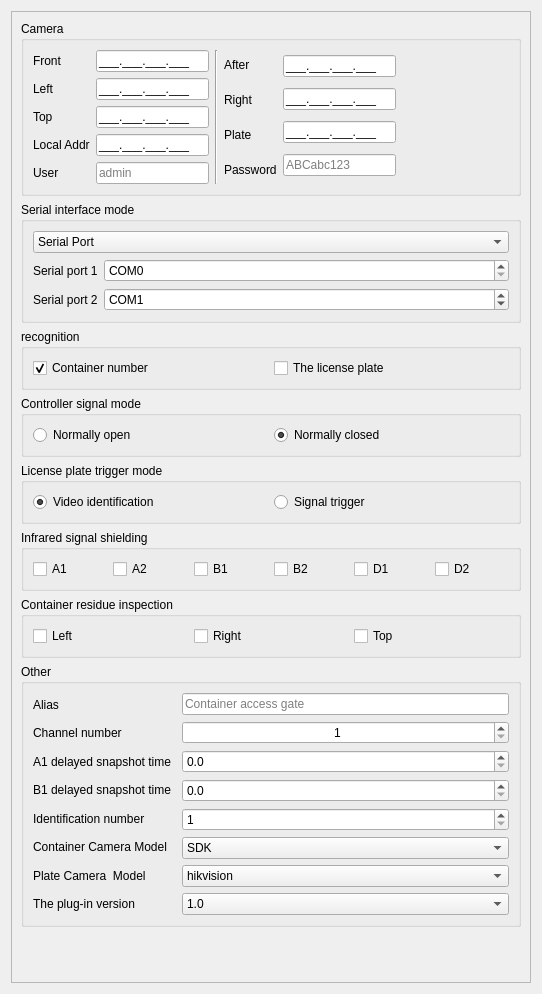
Before: the Qt Designer form Main/Setting/channel_setting_form.ui in 519984307/Container_Multiple_Channels_20200522, drawn with Qt 5.
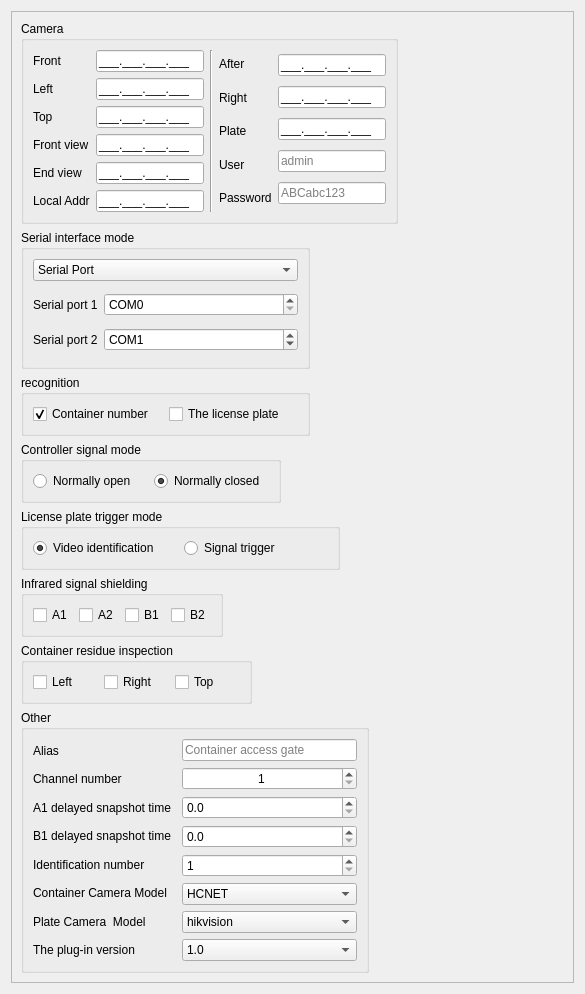
After: the same form once the commit is applied.

```diff
--- a/Main/Setting/channel_setting_form.ui
+++ b/Main/Setting/channel_setting_form.ui
@@ -6,7 +6,7 @@
    <rect>
     <x>0</x>
     <y>0</y>
-    <width>542</width>
+    <width>585</width>
     <height>994</height>
    </rect>
   </property>
@@ -16,27 +16,33 @@
   <property name="autoFillBackground">
    <bool>false</bool>
   </property>
-  <layout class="QGridLayout" name="gridLayout_8">
+  <layout class="QGridLayout" name="gridLayout_9">
    <item row="0" column="0">
     <widget class="QScrollArea" name="scrollArea">
      <property name="widgetResizable">
       <bool>true</bool>
      </property>
+     <property name="alignment">
+      <set>Qt::AlignCenter</set>
+     </property>
      <widget class="QWidget" name="scrollAreaWidgetContents">
       <property name="geometry">
        <rect>
         <x>0</x>
         <y>0</y>
-        <width>518</width>
+        <width>561</width>
         <height>970</height>
        </rect>
       </property>
-      <layout class="QGridLayout" name="gridLayout_9">
-       <item row="0" column="0">
+      <layout class="QGridLayout" name="gridLayout_8">
+       <item row="0" column="0" colspan="7">
         <widget class="QGroupBox" name="groupBox">
          <property name="title">
           <string>Camera</string>
          </property>
+         <property name="flat">
+          <bool>true</bool>
+         </property>
          <layout class="QGridLayout" name="gridLayout">
           <item row="0" column="0">
            <layout class="QVBoxLayout" name="verticalLayout">
@@ -61,6 +67,20 @@
               </property>
              </widget>
             </item>
+            <item>
+             <widget class="QLabel" name="label_25">
+              <property name="text">
+               <string>Front view</string>
+              </property>
+             </widget>
+            </item>
+            <item>
+             <widget class="QLabel" name="label_26">
+              <property name="text">
+               <string>End view</string>
+              </property>
+             </widget>
+            </item>
             <item>
              <widget class="QLabel" name="label_6">
               <property name="text">
@@ -68,13 +88,6 @@
               </property>
              </widget>
             </item>
-            <item>
-             <widget class="QLabel" name="label_13">
-              <property name="text">
-               <string>User</string>
-              </property>
-             </widget>
-            </item>
            </layout>
           </item>
           <item row="0" column="1">
@@ -100,6 +113,20 @@
               </property>
              </widget>
             </item>
+            <item>
+             <widget class="QLineEdit" name="lineEdit_2">
+              <property name="inputMask">
+               <string>000.000.000.000;_</string>
+              </property>
+             </widget>
+            </item>
+            <item>
+             <widget class="QLineEdit" name="lineEdit_3">
+              <property name="inputMask">
+               <string>000.000.000.000;_</string>
+              </property>
+             </widget>
+            </item>
             <item>
              <widget class="QLineEdit" name="lineEdit">
               <property name="inputMask">
@@ -107,13 +134,6 @@
               </property>
              </widget>
             </item>
-            <item>
-             <widget class="QLineEdit" name="Camera_User">
-              <property name="placeholderText">
-               <string>admin</string>
-              </property>
-             </widget>
-            </item>
            </layout>
           </item>
           <item row="0" column="2">
@@ -146,6 +166,13 @@
               </property>
              </widget>
             </item>
+            <item>
+             <widget class="QLabel" name="label_13">
+              <property name="text">
+               <string>User</string>
+              </property>
+             </widget>
+            </item>
             <item>
              <widget class="QLabel" name="label_12">
               <property name="text">
@@ -178,6 +205,13 @@
               </property>
              </widget>
             </item>
+            <item>
+             <widget class="QLineEdit" name="Camera_User">
+              <property name="placeholderText">
+               <string>admin</string>
+              </property>
+             </widget>
+            </item>
             <item>
              <widget class="QLineEdit" name="Camera_Password">
               <property name="placeholderText">
@@ -187,88 +221,98 @@
             </item>
            </layout>
           </item>
-          <item row="0" column="5">
-           <spacer name="horizontalSpacer">
-            <property name="orientation">
-             <enum>Qt::Horizontal</enum>
-            </property>
-            <property name="sizeHint" stdset="0">
-             <size>
-              <width>40</width>
-              <height>20</height>
-             </size>
-            </property>
-           </spacer>
-          </item>
          </layout>
         </widget>
        </item>
-       <item row="2" column="0">
-        <widget class="QGroupBox" name="groupBox_15">
+       <item row="4" column="5" colspan="3">
+        <spacer name="horizontalSpacer_5">
+         <property name="orientation">
+          <enum>Qt::Horizontal</enum>
+         </property>
+         <property name="sizeHint" stdset="0">
+          <size>
+           <width>131</width>
+           <height>20</height>
+          </size>
+         </property>
+        </spacer>
+       </item>
+       <item row="6" column="2" colspan="6">
+        <spacer name="horizontalSpacer_7">
+         <property name="orientation">
+          <enum>Qt::Horizontal</enum>
+         </property>
+         <property name="sizeHint" stdset="0">
+          <size>
+           <width>131</width>
+           <height>20</height>
+          </size>
+         </property>
+        </spacer>
+       </item>
+       <item row="6" column="0" colspan="2">
+        <widget class="QGroupBox" name="groupBox_17">
          <property name="title">
-          <string>recognition</string>
+          <string>Container residue inspection</string>
          </property>
-         <property name="checkable">
-          <bool>false</bool>
+         <property name="flat">
+          <bool>true</bool>
          </property>
-         <layout class="QGridLayout" name="gridLayout_25">
-          <item row="0" column="0">
-           <widget class="QCheckBox" name="SerialPortOpenState_3">
+         <layout class="QGridLayout" name="gridLayout_6">
+          <item row="0" column="2">
+           <widget class="QCheckBox" name="SerialPortOpenState_13">
             <property name="text">
-             <string>Container number</string>
+             <string>Top</string>
             </property>
             <property name="checked">
-             <bool>true</bool>
+             <bool>false</bool>
             </property>
            </widget>
           </item>
           <item row="0" column="1">
-           <widget class="QCheckBox" name="SerialPortCloseState_3">
+           <widget class="QCheckBox" name="SerialPortOpenState_12">
             <property name="text">
-             <string>The license plate</string>
+             <string>Right</string>
             </property>
             <property name="checked">
              <bool>false</bool>
             </property>
            </widget>
           </item>
-         </layout>
-        </widget>
-       </item>
-       <item row="3" column="0">
-        <widget class="QGroupBox" name="groupBox_13">
-         <property name="title">
-          <string>Controller signal mode</string>
-         </property>
-         <layout class="QGridLayout" name="gridLayout_23">
           <item row="0" column="0">
-           <widget class="QRadioButton" name="SerialPortOpenState">
+           <widget class="QCheckBox" name="SerialPortOpenState_11">
             <property name="text">
-             <string>Normally open</string>
+             <string>Left</string>
             </property>
             <property name="checked">
              <bool>false</bool>
             </property>
            </widget>
           </item>
-          <item row="0" column="1">
-           <widget class="QRadioButton" name="SerialPortCloseState">
-            <property name="text">
-             <string>Normally closed</string>
-            </property>
-            <property name="checked">
-             <bool>true</bool>
-            </property>
-           </widget>
-          </item>
          </layout>
         </widget>
        </item>
-       <item row="4" column="0">
+       <item row="1" column="4" colspan="4">
+        <spacer name="horizontalSpacer_2">
+         <property name="orientation">
+          <enum>Qt::Horizontal</enum>
+         </property>
+         <property name="sizeHint" stdset="0">
+          <size>
+           <width>131</width>
+           <height>20</height>
+          </size>
+         </property>
+        </spacer>
+       </item>
+       <item row="4" column="0" colspan="5">
         <widget class="QGroupBox" name="groupBox_14">
          <property name="title">
           <string>License plate trigger mode</string>
          </property>
+         <property name="flat">
+          <bool>true</bool>
+         </property>
          <layout class="QGridLayout" name="gridLayout_24">
           <item row="0" column="0">
            <widget class="QRadioButton" name="SerialPortOpenState_2">
@@ -298,17 +342,10 @@
          <property name="title">
           <string>Infrared signal shielding</string>
          </property>
+         <property name="flat">
+          <bool>true</bool>
+         </property>
          <layout class="QGridLayout" name="gridLayout_5">
-          <item row="0" column="0">
-           <widget class="QCheckBox" name="SerialPortOpenState_5">
-            <property name="text">
-             <string>A1</string>
-            </property>
-            <property name="checked">
-             <bool>false</bool>
-            </property>
-           </widget>
-          </item>
           <item row="0" column="1">
            <widget class="QCheckBox" name="SerialPortOpenState_6">
             <property name="text">
@@ -319,16 +356,6 @@
             </property>
            </widget>
           </item>
-          <item row="0" column="2">
-           <widget class="QCheckBox" name="SerialPortOpenState_7">
-            <property name="text">
-             <string>B1</string>
-            </property>
-            <property name="checked">
-             <bool>false</bool>
-            </property>
-           </widget>
-          </item>
           <item row="0" column="3">
            <widget class="QCheckBox" name="SerialPortOpenState_8">
             <property name="text">
@@ -339,49 +366,10 @@
             </property>
            </widget>
           </item>
-          <item row="0" column="4">
-           <widget class="QCheckBox" name="SerialPortOpenState_9">
-            <property name="text">
-             <string>D1</string>
-            </property>
-            <property name="checked">
-             <bool>false</bool>
-            </property>
-           </widget>
-          </item>
-          <item row="0" column="5">
-           <widget class="QCheckBox" name="SerialPortOpenState_10">
-            <property name="text">
-             <string>D2</string>
-            </property>
-            <property name="checked">
-             <bool>false</bool>
-            </property>
-           </widget>
-          </item>
-         </layout>
-        </widget>
-       </item>
-       <item row="6" column="0">
-        <widget class="QGroupBox" name="groupBox_17">
-         <property name="title">
-          <string>Container residue inspection</string>
-         </property>
-         <layout class="QGridLayout" name="gridLayout_6">
           <item row="0" column="2">
-           <widget class="QCheckBox" name="SerialPortOpenState_13">
+           <widget class="QCheckBox" name="SerialPortOpenState_7">
             <property name="text">
-             <string>Top</string>
-            </property>
-            <property name="checked">
-             <bool>false</bool>
-            </property>
-           </widget>
-          </item>
-          <item row="0" column="1">
-           <widget class="QCheckBox" name="SerialPortOpenState_12">
-            <property name="text">
-             <string>Right</string>
+             <string>B1</string>
             </property>
             <property name="checked">
              <bool>false</bool>
@@ -389,9 +377,9 @@
            </widget>
           </item>
           <item row="0" column="0">
-           <widget class="QCheckBox" name="SerialPortOpenState_11">
+           <widget class="QCheckBox" name="SerialPortOpenState_5">
             <property name="text">
-             <string>Left</string>
+             <string>A1</string>
             </property>
             <property name="checked">
              <bool>false</bool>
@@ -401,214 +389,62 @@
          </layout>
         </widget>
        </item>
-       <item row="7" column="0">
-        <widget class="QGroupBox" name="groupBox_3">
+       <item row="2" column="0" colspan="4">
+        <widget class="QGroupBox" name="groupBox_15">
          <property name="title">
-          <string>Other</string>
+          <string>recognition</string>
          </property>
-         <layout class="QGridLayout" name="gridLayout_2">
+         <property name="flat">
+          <bool>true</bool>
+         </property>
+         <property name="checkable">
+          <bool>false</bool>
+         </property>
+         <layout class="QGridLayout" name="gridLayout_25">
           <item row="0" column="0">
-           <layout class="QVBoxLayout" name="verticalLayout_5">
-            <item>
-             <widget class="QLabel" name="label_19">
-              <property name="text">
-               <string>Alias</string>
-              </property>
-             </widget>
-            </item>
-            <item>
-             <widget class="QLabel" name="label">
-              <property name="text">
-               <string>Channel number</string>
-              </property>
-             </widget>
-            </item>
-            <item>
-             <widget class="QLabel" name="label_8">
-              <property name="text">
-               <string>A1 delayed snapshot time</string>
-              </property>
-             </widget>
-            </item>
-            <item>
-             <widget class="QLabel" name="label_22">
-              <property name="text">
-               <string>B1 delayed snapshot time</string>
-              </property>
-             </widget>
-            </item>
-            <item>
-             <widget class="QLabel" name="label_23">
-              <property name="text">
-               <string>Identification number</string>
-              </property>
-             </widget>
-            </item>
-            <item>
-             <widget class="QLabel" name="label_20">
-              <property name="text">
-               <string>Container Camera Model</string>
-              </property>
-             </widget>
-            </item>
-            <item>
-             <widget class="QLabel" name="label_21">
-              <property name="text">
-               <string>Plate Camera  Model         </string>
-              </property>
-             </widget>
-            </item>
-            <item>
-             <widget class="QLabel" name="label_7">
-              <property name="text">
-               <string>The plug-in version</string>
-              </property>
-             </widget>
-            </item>
-           </layout>
+           <widget class="QCheckBox" name="SerialPortOpenState_3">
+            <property name="text">
+             <string>Container number</string>
+            </property>
+            <property name="checked">
+             <bool>true</bool>
+            </property>
+           </widget>
           </item>
           <item row="0" column="1">
-           <layout class="QVBoxLayout" name="verticalLayout_6">
-            <item>
-             <widget class="QLineEdit" name="Alias">
-              <property name="placeholderText">
-               <string>Container access gate</string>
-              </property>
-             </widget>
-            </item>
-            <item>
-             <widget class="QSpinBox" name="Channel_Number">
-              <property name="sizePolicy">
-               <sizepolicy hsizetype="Expanding" vsizetype="Fixed">
-                <horstretch>0</horstretch>
-                <verstretch>0</verstretch>
-               </sizepolicy>
-              </property>
-              <property name="alignment">
-               <set>Qt::AlignCenter</set>
-              </property>
-              <property name="minimum">
-               <number>1</number>
-              </property>
-             </widget>
-            </item>
-            <item>
-             <widget class="QDoubleSpinBox" name="doubleSpinBox">
-              <property name="decimals">
-               <number>1</number>
-              </property>
-             </widget>
-            </item>
-            <item>
-             <widget class="QDoubleSpinBox" name="doubleSpinBox_2">
-              <property name="decimals">
-               <number>1</number>
-              </property>
-             </widget>
-            </item>
-            <item>
-             <widget class="QSpinBox" name="spinBox">
-              <property name="minimum">
-               <number>1</number>
-              </property>
-              <property name="maximum">
-               <number>3</number>
-              </property>
-             </widget>
-            </item>
-            <item>
-             <widget class="QComboBox" name="Container_Camera_Model">
-              <property name="sizePolicy">
-               <sizepolicy hsizetype="Expanding" vsizetype="Fixed">
-                <horstretch>0</horstretch>
-                <verstretch>0</verstretch>
-               </sizepolicy>
-              </property>
-              <item>
-               <property name="text">
-                <string>SDK</string>
-               </property>
-              </item>
-              <item>
-               <property name="text">
-                <string>TCP</string>
-               </property>
-              </item>
-             </widget>
-            </item>
-            <item>
-             <widget class="QComboBox" name="Plate_Camera_Model">
-              <property name="sizePolicy">
-               <sizepolicy hsizetype="Expanding" vsizetype="Fixed">
-                <horstretch>0</horstretch>
-                <verstretch>0</verstretch>
-               </sizepolicy>
-              </property>
-              <item>
-               <property name="text">
-                <string>hikvision</string>
-               </property>
-              </item>
-              <item>
-               <property name="text">
-                <string>WTY</string>
-               </property>
-              </item>
-             </widget>
-            </item>
-            <item>
-             <widget class="QComboBox" name="Plate_Camera_Model_2">
-              <property name="sizePolicy">
-               <sizepolicy hsizetype="Expanding" vsizetype="Fixed">
-                <horstretch>0</horstretch>
-                <verstretch>0</verstretch>
-               </sizepolicy>
-              </property>
-              <item>
-               <property name="text">
-                <string>1.0</string>
-               </property>
-              </item>
-              <item>
-               <property name="text">
-                <string>1.1</string>
-               </property>
-              </item>
-              <item>
-               <property name="text">
-                <string>1.2</string>
-               </property>
-              </item>
-              <item>
-               <property name="text">
-                <string>2.0</string>
-               </property>
-              </item>
-             </widget>
-            </item>
-           </layout>
+           <widget class="QCheckBox" name="SerialPortCloseState_3">
+            <property name="text">
+             <string>The license plate</string>
+            </property>
+            <property name="checked">
+             <bool>false</bool>
+            </property>
+           </widget>
           </item>
          </layout>
         </widget>
        </item>
-       <item row="8" column="0">
-        <spacer name="verticalSpacer">
+       <item row="0" column="7">
+        <spacer name="horizontalSpacer">
          <property name="orientation">
-          <enum>Qt::Vertical</enum>
+          <enum>Qt::Horizontal</enum>
          </property>
          <property name="sizeHint" stdset="0">
           <size>
-           <width>20</width>
-           <height>76</height>
+           <width>117</width>
+           <height>20</height>
           </size>
          </property>
         </spacer>
        </item>
-       <item row="1" column="0">
+       <item row="1" column="0" colspan="4">
         <widget class="QGroupBox" name="groupBox_2">
          <property name="title">
           <string>Serial interface mode</string>
          </property>
+         <property name="flat">
+          <bool>true</bool>
+         </property>
          <layout class="QGridLayout" name="gridLayout_4">
           <item row="0" column="0">
            <widget class="QComboBox" name="ControllerSignalMode">
@@ -810,6 +646,288 @@
          </layout>
         </widget>
        </item>
+       <item row="2" column="5" colspan="3">
+        <spacer name="horizontalSpacer_3">
+         <property name="orientation">
+          <enum>Qt::Horizontal</enum>
+         </property>
+         <property name="sizeHint" stdset="0">
+          <size>
+           <width>131</width>
+           <height>20</height>
+          </size>
+         </property>
+        </spacer>
+       </item>
+       <item row="7" column="6" colspan="2">
+        <spacer name="horizontalSpacer_8">
+         <property name="orientation">
+          <enum>Qt::Horizontal</enum>
+         </property>
+         <property name="sizeHint" stdset="0">
+          <size>
+           <width>124</width>
+           <height>20</height>
+          </size>
+         </property>
+        </spacer>
+       </item>
+       <item row="3" column="0" colspan="3">
+        <widget class="QGroupBox" name="groupBox_13">
+         <property name="title">
+          <string>Controller signal mode</string>
+         </property>
+         <property name="flat">
+          <bool>true</bool>
+         </property>
+         <layout class="QGridLayout" name="gridLayout_23">
+          <item row="0" column="0">
+           <widget class="QRadioButton" name="SerialPortOpenState">
+            <property name="text">
+             <string>Normally open</string>
+            </property>
+            <property name="checked">
+             <bool>false</bool>
+            </property>
+           </widget>
+          </item>
+          <item row="0" column="1">
+           <widget class="QRadioButton" name="SerialPortCloseState">
+            <property name="text">
+             <string>Normally closed</string>
+            </property>
+            <property name="checked">
+             <bool>true</bool>
+            </property>
+           </widget>
+          </item>
+         </layout>
+        </widget>
+       </item>
+       <item row="3" column="3" colspan="5">
+        <spacer name="horizontalSpacer_4">
+         <property name="orientation">
+          <enum>Qt::Horizontal</enum>
+         </property>
+         <property name="sizeHint" stdset="0">
+          <size>
+           <width>131</width>
+           <height>20</height>
+          </size>
+         </property>
+        </spacer>
+       </item>
+       <item row="5" column="1" colspan="7">
+        <spacer name="horizontalSpacer_6">
+         <property name="orientation">
+          <enum>Qt::Horizontal</enum>
+         </property>
+         <property name="sizeHint" stdset="0">
+          <size>
+           <width>131</width>
+           <height>20</height>
+          </size>
+         </property>
+        </spacer>
+       </item>
+       <item row="7" column="0" colspan="6">
+        <widget class="QGroupBox" name="groupBox_3">
+         <property name="title">
+          <string>Other</string>
+         </property>
+         <property name="flat">
+          <bool>true</bool>
+         </property>
+         <layout class="QGridLayout" name="gridLayout_2">
+          <item row="0" column="0">
+           <layout class="QVBoxLayout" name="verticalLayout_5">
+            <item>
+             <widget class="QLabel" name="label_19">
+              <property name="text">
+               <string>Alias</string>
+              </property>
+             </widget>
+            </item>
+            <item>
+             <widget class="QLabel" name="label">
+              <property name="text">
+               <string>Channel number</string>
+              </property>
+             </widget>
+            </item>
+            <item>
+             <widget class="QLabel" name="label_8">
+              <property name="text">
+               <string>A1 delayed snapshot time</string>
+              </property>
+             </widget>
+            </item>
+            <item>
+             <widget class="QLabel" name="label_22">
+              <property name="text">
+               <string>B1 delayed snapshot time</string>
+              </property>
+             </widget>
+            </item>
+            <item>
+             <widget class="QLabel" name="label_23">
+              <property name="text">
+               <string>Identification number</string>
+              </property>
+             </widget>
+            </item>
+            <item>
+             <widget class="QLabel" name="label_20">
+              <property name="text">
+               <string>Container Camera Model</string>
+              </property>
+             </widget>
+            </item>
+            <item>
+             <widget class="QLabel" name="label_21">
+              <property name="text">
+               <string>Plate Camera  Model         </string>
+              </property>
+             </widget>
+            </item>
+            <item>
+             <widget class="QLabel" name="label_7">
+              <property name="text">
+               <string>The plug-in version</string>
+              </property>
+             </widget>
+            </item>
+           </layout>
+          </item>
+          <item row="0" column="1">
+           <layout class="QVBoxLayout" name="verticalLayout_6">
+            <item>
+             <widget class="QLineEdit" name="Alias">
+              <property name="placeholderText">
+               <string>Container access gate</string>
+              </property>
+             </widget>
+            </item>
+            <item>
+             <widget class="QSpinBox" name="Channel_Number">
+              <property name="sizePolicy">
+               <sizepolicy hsizetype="Expanding" vsizetype="Fixed">
+                <horstretch>0</horstretch>
+                <verstretch>0</verstretch>
+               </sizepolicy>
+              </property>
+              <property name="alignment">
+               <set>Qt::AlignCenter</set>
+              </property>
+              <property name="minimum">
+               <number>1</number>
+              </property>
+             </widget>
+            </item>
+            <item>
+             <widget class="QDoubleSpinBox" name="doubleSpinBox">
+              <property name="decimals">
+               <number>1</number>
+              </property>
+             </widget>
+            </item>
+            <item>
+             <widget class="QDoubleSpinBox" name="doubleSpinBox_2">
+              <property name="decimals">
+               <number>1</number>
+              </property>
+             </widget>
+            </item>
+            <item>
+             <widget class="QSpinBox" name="spinBox">
+              <property name="minimum">
+               <number>1</number>
+              </property>
+              <property name="maximum">
+               <number>3</number>
+              </property>
+             </widget>
+            </item>
+            <item>
+             <widget class="QComboBox" name="Container_Camera_Model">
+              <property name="sizePolicy">
+               <sizepolicy hsizetype="Expanding" vsizetype="Fixed">
+                <horstretch>0</horstretch>
+                <verstretch>0</verstretch>
+               </sizepolicy>
+              </property>
+              <item>
+               <property name="text">
+                <string>HCNET</string>
+               </property>
+              </item>
+              <item>
+               <property name="text">
+                <string>DAHUA</string>
+               </property>
+              </item>
+              <item>
+               <property name="text">
+                <string>TCP</string>
+               </property>
+              </item>
+             </widget>
+            </item>
+            <item>
+             <widget class="QComboBox" name="Plate_Camera_Model">
+              <property name="sizePolicy">
+               <sizepolicy hsizetype="Expanding" vsizetype="Fixed">
+                <horstretch>0</horstretch>
+                <verstretch>0</verstretch>
+               </sizepolicy>
+              </property>
+              <item>
+               <property name="text">
+                <string>hikvision</string>
+               </property>
+              </item>
+              <item>
+               <property name="text">
+                <string>WTY</string>
+               </property>
+              </item>
+             </widget>
+            </item>
+            <item>
+             <widget class="QComboBox" name="Plate_Camera_Model_2">
+              <property name="sizePolicy">
+               <sizepolicy hsizetype="Expanding" vsizetype="Fixed">
+                <horstretch>0</horstretch>
+                <verstretch>0</verstretch>
+               </sizepolicy>
+              </property>
+              <item>
+               <property name="text">
+                <string>1.0</string>
+               </property>
+              </item>
+              <item>
+               <property name="text">
+                <string>1.1</string>
+               </property>
+              </item>
+              <item>
+               <property name="text">
+                <string>1.2</string>
+               </property>
+              </item>
+              <item>
+               <property name="text">
+                <string>2.0</string>
+               </property>
+              </item>
+             </widget>
+            </item>
+           </layout>
+          </item>
+         </layout>
+        </widget>
+       </item>
       </layout>
      </widget>
     </widget>
```
